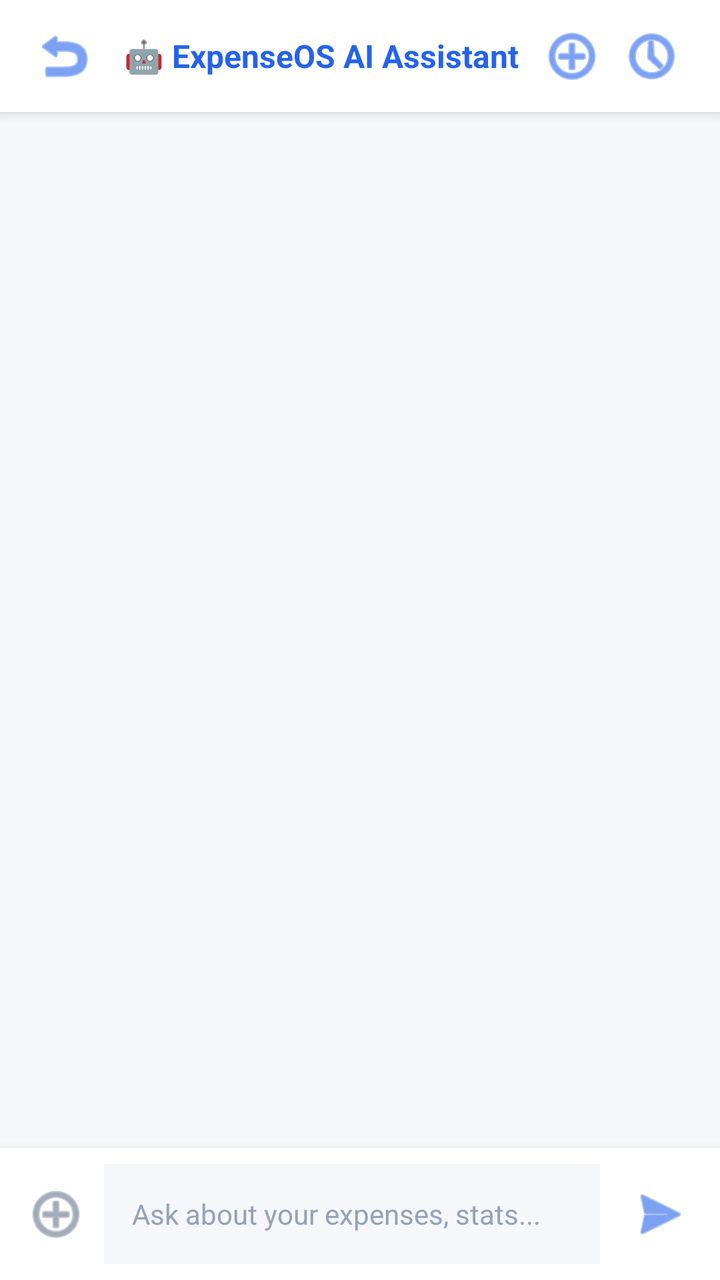
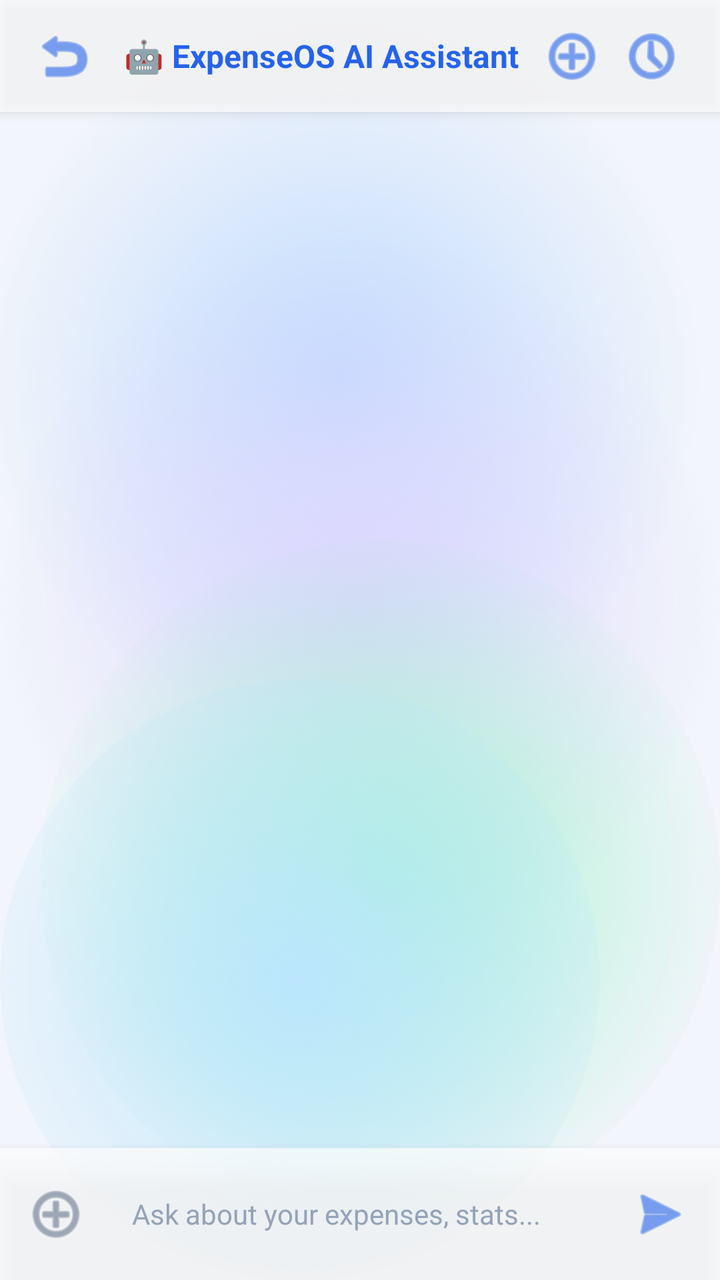

An Android layout rendered at two revisions. The XML below is the earlier revision; the diff shows what the commit changed to produce the second picture.
<!-- AndroidManifest.xml: application theme Theme.ExpenseOS -->
<!-- res/layout/activity_chat.xml -->
<?xml version="1.0" encoding="utf-8"?>
<LinearLayout xmlns:android="http://schemas.android.com/apk/res/android"
    android:layout_width="match_parent"
    android:layout_height="match_parent"
    android:background="@color/bg"
    android:orientation="vertical">

    
    <LinearLayout
        android:layout_width="match_parent"
        android:layout_height="56dp"
        android:background="@color/nav_bg"
        android:elevation="4dp"
        android:gravity="center_vertical"
        android:orientation="horizontal"
        android:paddingHorizontal="14dp">

        <ImageButton
            android:id="@+id/btnChatBack"
            android:layout_width="36dp"
            android:layout_height="36dp"
            android:background="?attr/selectableItemBackgroundBorderless"
            android:contentDescription="Back"
            android:src="@android:drawable/ic_menu_revert"
            android:tint="@color/primary" />

        <TextView
            android:layout_width="0dp"
            android:layout_height="wrap_content"
            android:layout_marginStart="12dp"
            android:layout_weight="1"
            android:text="🤖 ExpenseOS AI Assistant"
            android:textColor="@color/primary"
            android:textSize="16sp"
            android:textStyle="bold" />

        
        <ImageButton
            android:id="@+id/btnChatMultiDelete"
            android:layout_width="40dp"
            android:layout_height="40dp"
            android:background="?attr/selectableItemBackgroundBorderless"
            android:contentDescription="Delete selected"
            android:src="@android:drawable/ic_menu_delete"
            android:tint="@color/red"
            android:visibility="gone" />

        
        <ImageButton
            android:id="@+id/btnChatNew"
            android:layout_width="40dp"
            android:layout_height="40dp"
            android:background="?attr/selectableItemBackgroundBorderless"
            android:contentDescription="New chat"
            android:src="@android:drawable/ic_menu_add"
            android:tint="@color/primary" />

        
        <ImageButton
            android:id="@+id/btnChatHistory"
            android:layout_width="40dp"
            android:layout_height="40dp"
            android:background="?attr/selectableItemBackgroundBorderless"
            android:contentDescription="Chat history"
            android:src="@android:drawable/ic_menu_recent_history"
            android:tint="@color/primary" />
    </LinearLayout>

    
    <LinearLayout
        android:id="@+id/selectionBar"
        android:layout_width="match_parent"
        android:layout_height="wrap_content"
        android:background="@color/amber"
        android:gravity="center_vertical"
        android:orientation="horizontal"
        android:paddingHorizontal="14dp"
        android:paddingVertical="10dp"
        android:visibility="gone">

        <TextView
            android:id="@+id/tvSelectionCount"
            android:layout_width="0dp"
            android:layout_height="wrap_content"
            android:layout_weight="1"
            android:text="0 selected"
            android:textColor="@color/text"
            android:textSize="14sp"
            android:textStyle="bold" />

        <Button
            android:id="@+id/btnSelectAll"
            android:layout_width="wrap_content"
            android:layout_height="36dp"
            android:background="?attr/selectableItemBackgroundBorderless"
            android:text="All"
            android:textColor="@color/text" />

        <Button
            android:id="@+id/btnCancelSelection"
            android:layout_width="wrap_content"
            android:layout_height="36dp"
            android:background="?attr/selectableItemBackgroundBorderless"
            android:text="Cancel"
            android:textColor="@color/text" />
    </LinearLayout>

    
    <ScrollView
        android:id="@+id/chatScrollView"
        android:layout_width="match_parent"
        android:layout_height="0dp"
        android:layout_weight="1"
        android:fillViewport="true"
        android:padding="8dp">

        <LinearLayout
            android:id="@+id/chatMessagesContainer"
            android:layout_width="match_parent"
            android:layout_height="wrap_content"
            android:orientation="vertical" />
    </ScrollView>

    
    <LinearLayout
        android:id="@+id/chatAttachPreviewRow"
        android:layout_width="match_parent"
        android:layout_height="wrap_content"
        android:background="@color/nav_bg"
        android:gravity="center_vertical"
        android:orientation="horizontal"
        android:paddingHorizontal="12dp"
        android:paddingVertical="6dp"
        android:visibility="gone">

        <TextView
            android:id="@+id/tvChatAttachName"
            android:layout_width="0dp"
            android:layout_height="wrap_content"
            android:layout_weight="1"
            android:ellipsize="middle"
            android:singleLine="true"
            android:text="filename.png"
            android:textColor="@color/text"
            android:textSize="12sp" />

        <ImageButton
            android:id="@+id/btnChatAttachRemove"
            android:layout_width="28dp"
            android:layout_height="28dp"
            android:background="?attr/selectableItemBackgroundBorderless"
            android:contentDescription="Remove attachment"
            android:src="@android:drawable/ic_menu_close_clear_cancel"
            android:tint="@color/text_muted" />
    </LinearLayout>

    
    <LinearLayout
        android:layout_width="match_parent"
        android:layout_height="wrap_content"
        android:background="@color/nav_bg"
        android:elevation="8dp"
        android:gravity="center_vertical"
        android:orientation="horizontal"
        android:padding="8dp">

        <ImageButton
            android:id="@+id/btnChatAttach"
            android:layout_width="40dp"
            android:layout_height="40dp"
            android:background="?attr/selectableItemBackgroundBorderless"
            android:contentDescription="Attach"
            android:src="@android:drawable/ic_menu_add"
            android:tint="@color/text_muted" />

        <EditText
            android:id="@+id/etChatInput"
            android:layout_width="0dp"
            android:layout_height="wrap_content"
            android:layout_weight="1"
            android:layout_marginStart="4dp"
            android:background="@color/bg"
            android:hint="Ask about your expenses, stats..."
            android:inputType="textMultiLine"
            android:maxLines="4"
            android:padding="10dp"
            android:textColor="@color/text"
            android:textSize="14sp" />

        <ImageButton
            android:id="@+id/btnChatSend"
            android:layout_width="44dp"
            android:layout_height="44dp"
            android:layout_marginStart="8dp"
            android:background="?attr/selectableItemBackgroundBorderless"
            android:contentDescription="Send"
            android:src="@android:drawable/ic_menu_send"
            android:tint="@color/primary" />
    </LinearLayout>
</LinearLayout>
<!-- resources referenced by this layout -->
<resources>
  <color name="bg">#F5F7FB</color>
  <color name="nav_bg">#FFFFFF</color>
  <style name="Theme.ExpenseOS" parent="Theme.MaterialComponents.DayNight.NoActionBar">
          <item name="colorPrimary">@color/primary</item>
          <item name="colorPrimaryVariant">@color/primary_dark</item>
          <item name="colorPrimaryDark">@color/primary_dark</item>
          <item name="colorOnPrimary">@color/on_primary</item>
          <item name="colorSecondary">@color/secondary</item>
          <item name="colorSecondaryVariant">@color/secondary_dark</item>
          <item name="colorOnSecondary">@color/on_primary</item>
          <item name="colorAccent">@color/primary</item>
          <item name="colorSurface">@color/surface</item>
          <item name="colorOnSurface">@color/text</item>
          <item name="colorOnBackground">@color/text</item>
          <item name="colorError">@color/danger</item>
          <item name="android:colorBackground">@color/bg</item>
          <item name="android:windowBackground">@color/bg</item>
  
          <item name="android:textColorPrimary">@color/text</item>
          <item name="android:textColorSecondary">@color/text_muted</item>
          <item name="android:textColorHint">@color/text_hint</item>
          <item name="android:fontFamily">sans-serif</item>
          <item name="fontFamily">sans-serif</item>
  
          
          <item name="android:statusBarColor">@color/bg</item>
          <item name="android:navigationBarColor">@color/nav_bg</item>
          <item name="android:windowLightStatusBar">true</item>
          <item name="android:windowLightNavigationBar" tools:targetApi="o_mr1">true</item>
          <item name="android:forceDarkAllowed" tools:targetApi="q">false</item>
  
          
          <item name="editTextStyle">@style/Widget.ExpenseOS.EditText</item>
          <item name="materialAlertDialogTheme">@style/ThemeOverlay.ExpenseOS.Dialog</item>
          <item name="bottomSheetDialogTheme">@style/ThemeOverlay.ExpenseOS.BottomSheet</item>
          <item name="materialTimePickerTheme">@style/ThemeOverlay.ExpenseOS.TimePicker</item>
          <item name="android:windowAnimationStyle">@style/Animation.ExpenseOS.Window</item>
          <item name="android:windowActivityTransitions">true</item>
          <item name="android:windowContentTransitions">true</item>
      </style>
  <color name="surface">#FFFFFF</color>
  <!-- unchanged entries left out for length: 21 -->
</resources>

<!-- the commit's change to res/layout/activity_chat.xml (unified diff, before → after) -->
@@ -2,7 +2,7 @@
 <LinearLayout xmlns:android="http://schemas.android.com/apk/res/android"
     android:layout_width="match_parent"
     android:layout_height="match_parent"
-    android:background="@color/bg"
+    android:background="@android:color/transparent"
     android:orientation="vertical">
 
     
@@ -179,7 +179,7 @@
             android:layout_height="wrap_content"
             android:layout_weight="1"
             android:layout_marginStart="4dp"
-            android:background="@color/bg"
+            android:background="@android:color/transparent"
             android:hint="Ask about your expenses, stats..."
             android:inputType="textMultiLine"
             android:maxLines="4"
<!-- resource entries referenced after the edit -->
@@ -1,7 +1,61 @@
 <!-- resources referenced by this layout -->
 <resources>
-  <color name="bg">#F5F7FB</color>
-  <color name="nav_bg">#FFFFFF</color>
+  <color name="bg">#F2F5FB</color>
+  <!-- drawable aurora_bg (drawable) -->
+  <?xml version="1.0" encoding="utf-8"?>
+  <layer-list xmlns:android="http://schemas.android.com/apk/res/android">
+      <item android:drawable="@color/aurora_base" />
+      <item android:width="380dp" android:height="380dp"
+          android:gravity="top|end"
+          android:drawable="@drawable/aurora_blob_blue" />
+      <item android:width="360dp" android:height="360dp"
+          android:gravity="start" android:top="120dp"
+          android:drawable="@drawable/aurora_blob_violet" />
+      <item android:width="340dp" android:height="340dp"
+          android:gravity="bottom|end" android:bottom="30dp"
+          android:drawable="@drawable/aurora_blob_mint" />
+      <item android:width="300dp" android:height="300dp"
+          android:gravity="bottom|start"
+          android:drawable="@drawable/aurora_blob_sky" />
+  </layer-list>
+  <color name="aurora_base">#F2F5FB</color>
+  <!-- drawable aurora_blob_blue (drawable) -->
+  <?xml version="1.0" encoding="utf-8"?>
+  <shape xmlns:android="http://schemas.android.com/apk/res/android" android:shape="oval">
+      <gradient
+          android:type="radial"
+          android:gradientRadius="180dp"
+          android:startColor="#BFDBFE"
+          android:endColor="#00BFDBFE" />
+  </shape>
+  <!-- drawable aurora_blob_violet (drawable) -->
+  <?xml version="1.0" encoding="utf-8"?>
+  <shape xmlns:android="http://schemas.android.com/apk/res/android" android:shape="oval">
+      <gradient
+          android:type="radial"
+          android:gradientRadius="180dp"
+          android:startColor="#DDD6FE"
+          android:endColor="#00DDD6FE" />
+  </shape>
+  <!-- drawable aurora_blob_mint (drawable) -->
+  <?xml version="1.0" encoding="utf-8"?>
+  <shape xmlns:android="http://schemas.android.com/apk/res/android" android:shape="oval">
+      <gradient
+          android:type="radial"
+          android:gradientRadius="180dp"
+          android:startColor="#A7F3D0"
+          android:endColor="#00A7F3D0" />
+  </shape>
+  <!-- drawable aurora_blob_sky (drawable) -->
+  <?xml version="1.0" encoding="utf-8"?>
+  <shape xmlns:android="http://schemas.android.com/apk/res/android" android:shape="oval">
+      <gradient
+          android:type="radial"
+          android:gradientRadius="180dp"
+          android:startColor="#BAE6FD"
+          android:endColor="#00BAE6FD" />
+  </shape>
+  <color name="nav_bg">#B9FFFFFF</color>
   <style name="Theme.ExpenseOS" parent="Theme.MaterialComponents.DayNight.NoActionBar">
           <item name="colorPrimary">@color/primary</item>
           <item name="colorPrimaryVariant">@color/primary_dark</item>
@@ -16,7 +70,7 @@
           <item name="colorOnBackground">@color/text</item>
           <item name="colorError">@color/danger</item>
           <item name="android:colorBackground">@color/bg</item>
-          <item name="android:windowBackground">@color/bg</item>
+          <item name="android:windowBackground">@drawable/aurora_bg</item>
   
           <item name="android:textColorPrimary">@color/text</item>
           <item name="android:textColorSecondary">@color/text_muted</item>
@@ -25,8 +79,8 @@
           <item name="fontFamily">sans-serif</item>
   
           
-          <item name="android:statusBarColor">@color/bg</item>
-          <item name="android:navigationBarColor">@color/nav_bg</item>
+          <item name="android:statusBarColor">@android:color/transparent</item>
+          <item name="android:navigationBarColor">@android:color/transparent</item>
           <item name="android:windowLightStatusBar">true</item>
           <item name="android:windowLightNavigationBar" tools:targetApi="o_mr1">true</item>
           <item name="android:forceDarkAllowed" tools:targetApi="q">false</item>
@@ -40,7 +94,7 @@
           <item name="android:windowActivityTransitions">true</item>
           <item name="android:windowContentTransitions">true</item>
       </style>
-  <color name="surface">#FFFFFF</color>
+  <color name="surface">#E9FFFFFF</color>
   <!-- unchanged entries left out for length: 21 -->
 </resources>
 
